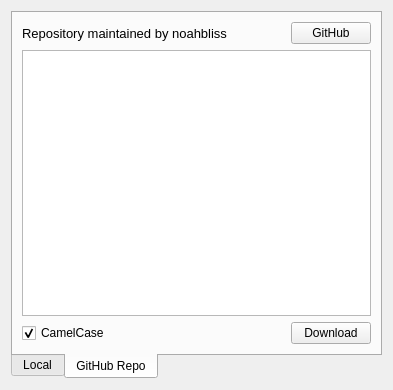
First picture: the form in dialog/preset.ui, repository Audio4Linux/Viper4Linux-GUI, before the edit.
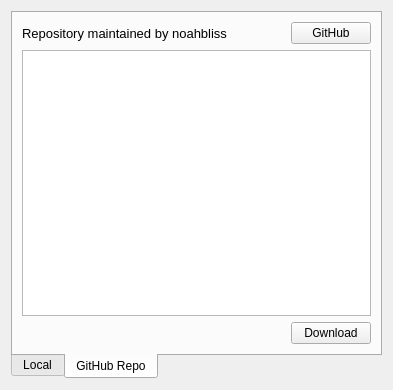
Second picture: the form after the edit. The open tabs and pages were chosen to show the change. Icons and pictures are not drawn.

Commit message: Remove camelcase checkbox

The edit to the form file:
```diff
--- a/dialog/preset.ui
+++ b/dialog/preset.ui
@@ -216,16 +216,6 @@
          <property name="bottomMargin">
           <number>0</number>
          </property>
-         <item>
-          <widget class="QCheckBox" name="camelcase">
-           <property name="text">
-            <string>CamelCase</string>
-           </property>
-           <property name="checked">
-            <bool>true</bool>
-           </property>
-          </widget>
-         </item>
          <item>
           <spacer name="horizontalSpacer_3">
            <property name="orientation">
```
Left out of the diff: 1 changed line with no effect on the pictures. The commit also changes 1 other file.
